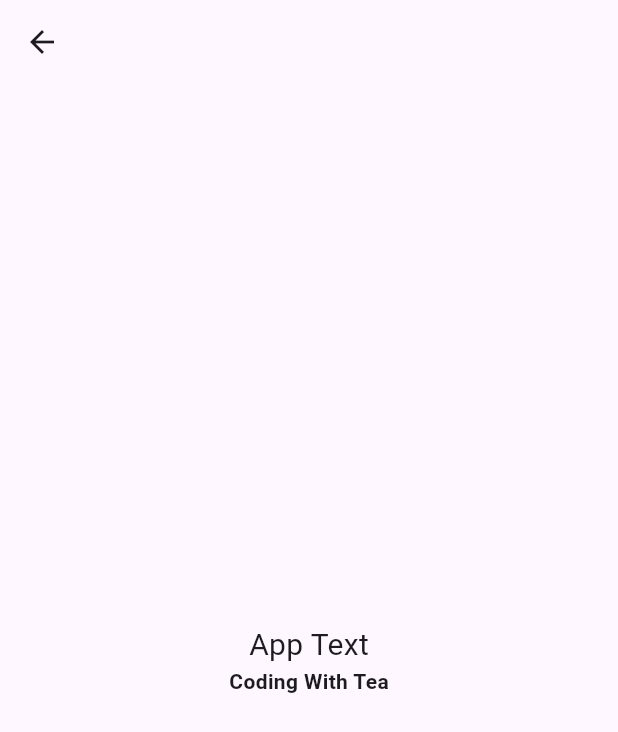
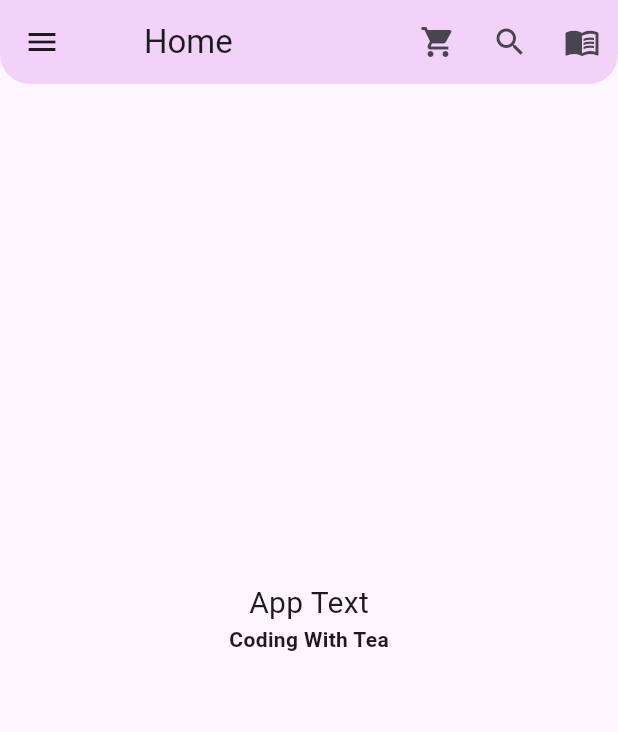
Before and after one commit to ianotieno/MyApp, a Flutter app: the App screen opened directly, on a phone screen of 412 x 824 dp. Shown: the top 732 px of the screen. Run offline on Flutter 3.47's test engine with Material 3 defaults, Android fonts, the phone set to English and light mode, and no system bars; our stand-ins replace font_awesome_flutter.

Commit message:
update appbar

```diff
--- a/lib/main.dart
+++ b/lib/main.dart
@@ -1,4 +1,5 @@
 import 'package:flutter/material.dart';
+import 'package:pizza_app/screens/App.dart';
 
 import 'package:pizza_app/screens/home.dart';
 
@@ -15,7 +16,7 @@ class MyApp extends StatelessWidget {
       title: 'My Diary',
       themeMode: ThemeMode.system,
       debugShowCheckedModeBanner: false,
-      home: Home(),
+      home: App(),
     );
   }
 }
--- a/lib/screens/App.dart
+++ b/lib/screens/App.dart
@@ -6,8 +6,21 @@ class App extends StatelessWidget {
   @override
   Widget build(BuildContext context) {
     return Scaffold(
+      extendBodyBehindAppBar: true,
       appBar: AppBar(
-
+        leading: IconButton(icon:Icon(Icons.menu), onPressed: (){},),
+        title: Text("Home"),
+        actions: [
+       IconButton(icon:Icon(Icons.shopping_cart), onPressed: (){},),
+       IconButton(icon:Icon(Icons.search), onPressed: (){},),
+       IconButton(icon:Icon(Icons.menu_book), onPressed: (){},),
+        ],
+        elevation: 0,
+        titleSpacing: 40,
+        backgroundColor: const Color.fromARGB(255, 243, 210, 249),
+        shape: RoundedRectangleBorder(
+          borderRadius: BorderRadius.vertical(bottom: Radius.circular(20))
+        ),
       ),
       body: Center(
         child: Column(
```
